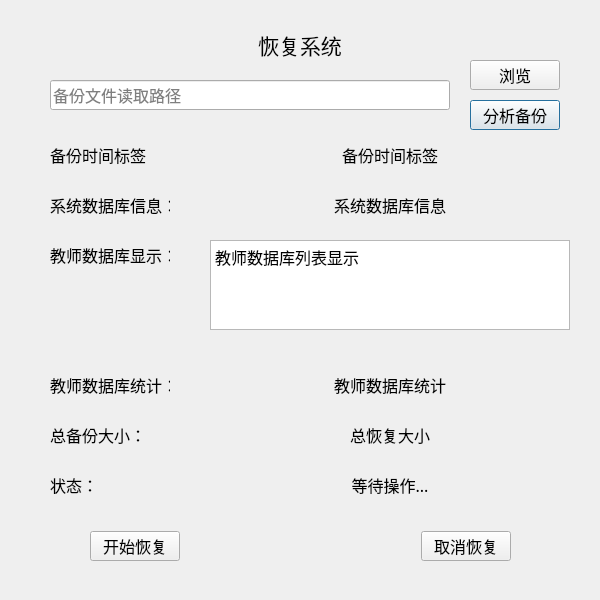
This is restoredialog.ui in mzqyx09110117/StudentManagementSystem_Qt as Qt 5 draws it before an edit. The edited form follows.
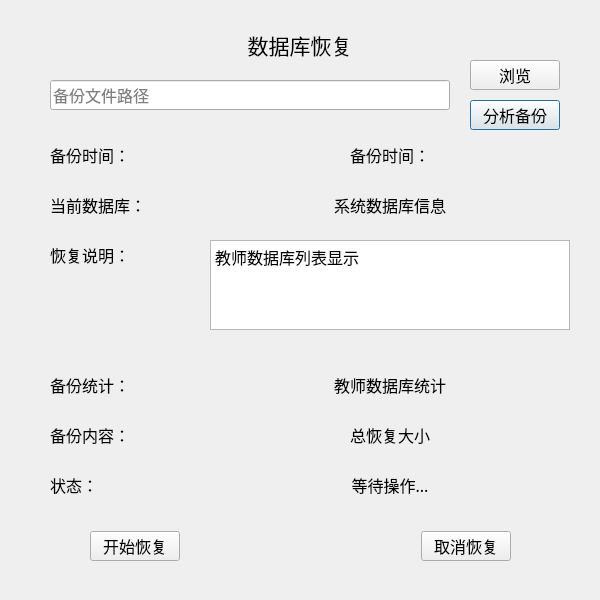
This is the edited form.

Commit message: 重构数据库层并完成学生信息管理系统课程设计

Diff of the .ui file:
```diff
--- a/restoredialog.ui
+++ b/restoredialog.ui
@@ -53,7 +53,7 @@
     </font>
    </property>
    <property name="text">
-    <string>恢复系统</string>
+    <string>数据库恢复</string>
    </property>
    <property name="alignment">
     <set>Qt::AlignmentFlag::AlignCenter</set>
@@ -152,7 +152,7 @@
     </font>
    </property>
    <property name="text">
-    <string>系统数据库信息：</string>
+    <string>当前数据库：</string>
    </property>
   </widget>
   <widget class="QPlainTextEdit" name="plainTextEdit_teachers">
@@ -248,7 +248,7 @@
     </font>
    </property>
    <property name="text">
-    <string>总备份大小：</string>
+    <string>备份内容：</string>
    </property>
   </widget>
   <widget class="QLabel" name="label_8">
@@ -416,7 +416,7 @@
     </font>
    </property>
    <property name="text">
-    <string>教师数据库统计：</string>
+    <string>备份统计：</string>
    </property>
   </widget>
   <widget class="QLabel" name="label_backupTime">
@@ -447,7 +447,7 @@
     </font>
    </property>
    <property name="text">
-    <string>备份时间标签</string>
+    <string>备份时间：</string>
    </property>
    <property name="alignment">
     <set>Qt::AlignmentFlag::AlignCenter</set>
@@ -515,7 +515,7 @@
     </font>
    </property>
    <property name="text">
-    <string>教师数据库显示：</string>
+    <string>恢复说明：</string>
    </property>
   </widget>
   <widget class="QLabel" name="label_9">
@@ -546,7 +546,7 @@
     </font>
    </property>
    <property name="text">
-    <string>备份时间标签</string>
+    <string>备份时间：</string>
    </property>
   </widget>
   <widget class="QLineEdit" name="lineEdit_backupPath">
@@ -577,7 +577,7 @@
     </font>
    </property>
    <property name="placeholderText">
-    <string>备份文件读取路径</string>
+    <string>备份文件路径</string>
    </property>
   </widget>
   <widget class="QLabel" name="label_totalRestore">
```
The commit also changes 86 other files.
